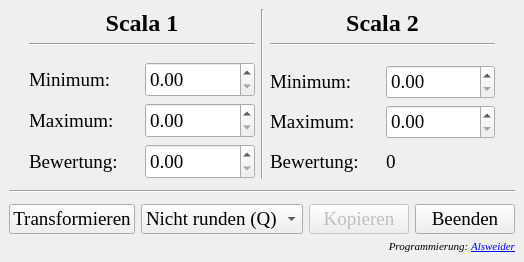
Qt form mainwindow.ui (Alsweider/Scalatrafo) before a commit.
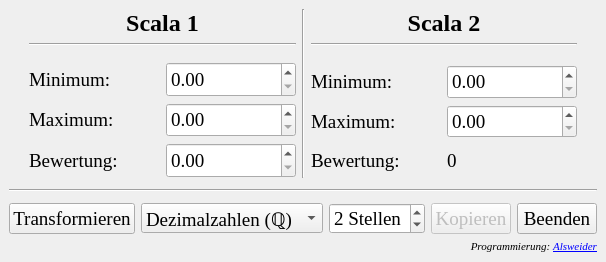
The same form after that commit. Icons and pictures are not drawn.

```diff
--- a/mainwindow.ui
+++ b/mainwindow.ui
@@ -6,7 +6,7 @@
    <rect>
     <x>0</x>
     <y>0</y>
-    <width>524</width>
+    <width>584</width>
     <height>262</height>
    </rect>
   </property>
@@ -356,7 +356,7 @@
         </property>
         <item>
          <property name="text">
-          <string>Nicht runden (Q)</string>
+          <string>Dezimalzahlen (ℚ)</string>
          </property>
         </item>
         <item>
@@ -369,6 +369,33 @@
           <string>Halbzahlen (0,5)</string>
          </property>
         </item>
+        <item>
+         <property name="text">
+          <string>Viertelzahlen (0,25)</string>
+         </property>
+        </item>
+       </widget>
+      </item>
+      <item>
+       <widget class="QSpinBox" name="spinBoxStellen">
+        <property name="font">
+         <font>
+          <family>Times New Roman</family>
+          <pointsize>14</pointsize>
+         </font>
+        </property>
+        <property name="toolTip">
+         <string>Anzahl der Nachkommastellen bei Dezimalzahlen</string>
+        </property>
+        <property name="suffix">
+         <string> Stellen</string>
+        </property>
+        <property name="maximum">
+         <number>6</number>
+        </property>
+        <property name="value">
+         <number>2</number>
+        </property>
        </widget>
       </item>
       <item>
```
Left out of the diff: 17 changed lines with no effect on the pictures.
